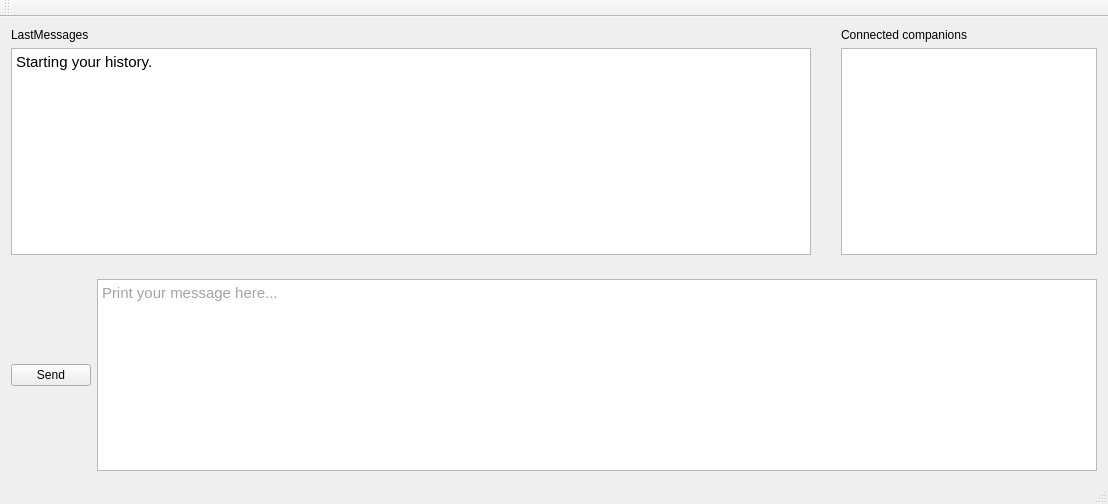
MrBzjaQQ/SimpleChatApplication, file chatwindow.ui: the form before one commit.
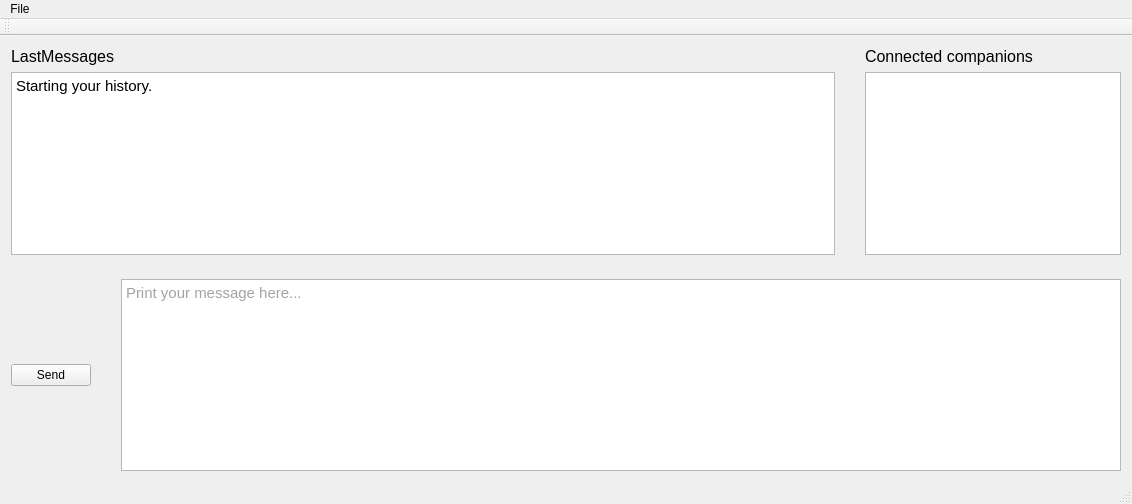
The form after the commit.

Diff of the .ui file:
```diff
--- a/chatwindow.ui
+++ b/chatwindow.ui
@@ -62,6 +62,11 @@
     </item>
     <item row="0" column="0">
      <widget class="QLabel" name="label">
+      <property name="font">
+       <font>
+        <pointsize>12</pointsize>
+       </font>
+      </property>
       <property name="text">
        <string>LastMessages</string>
       </property>
@@ -69,6 +74,11 @@
     </item>
     <item row="0" column="3">
      <widget class="QLabel" name="label_2">
+      <property name="font">
+       <font>
+        <pointsize>12</pointsize>
+       </font>
+      </property>
       <property name="text">
        <string>Connected companions</string>
       </property>
@@ -130,6 +140,20 @@
      <height>21</height>
     </rect>
    </property>
+   <widget class="QMenu" name="menuFile">
+    <property name="title">
+     <string>File</string>
+    </property>
+    <addaction name="actionCreate_room"/>
+    <addaction name="separator"/>
+    <addaction name="actionConnect_to_the_room"/>
+    <addaction name="actionDisconnect_from_the_room"/>
+    <addaction name="separator"/>
+    <addaction name="actionClear_history"/>
+    <addaction name="separator"/>
+    <addaction name="actionInformation_about_you"/>
+   </widget>
+   <addaction name="menuFile"/>
   </widget>
   <widget class="QToolBar" name="mainToolBar">
    <attribute name="toolBarArea">
```
Left out of the diff: 29 changed lines with no effect on the pictures.
